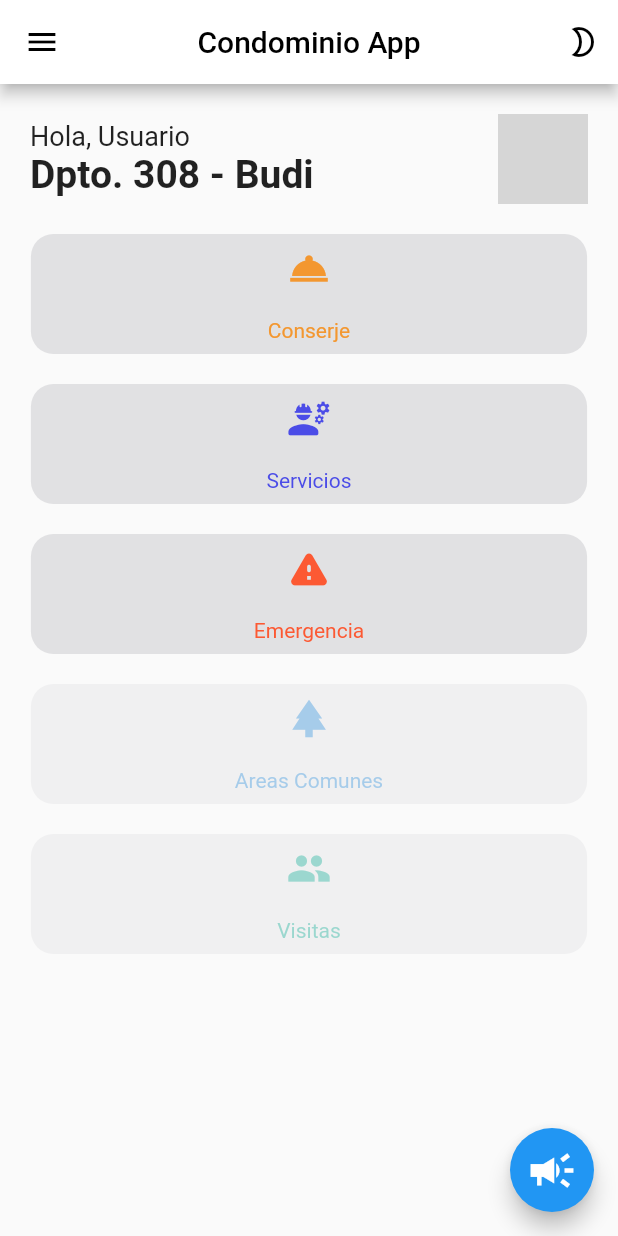
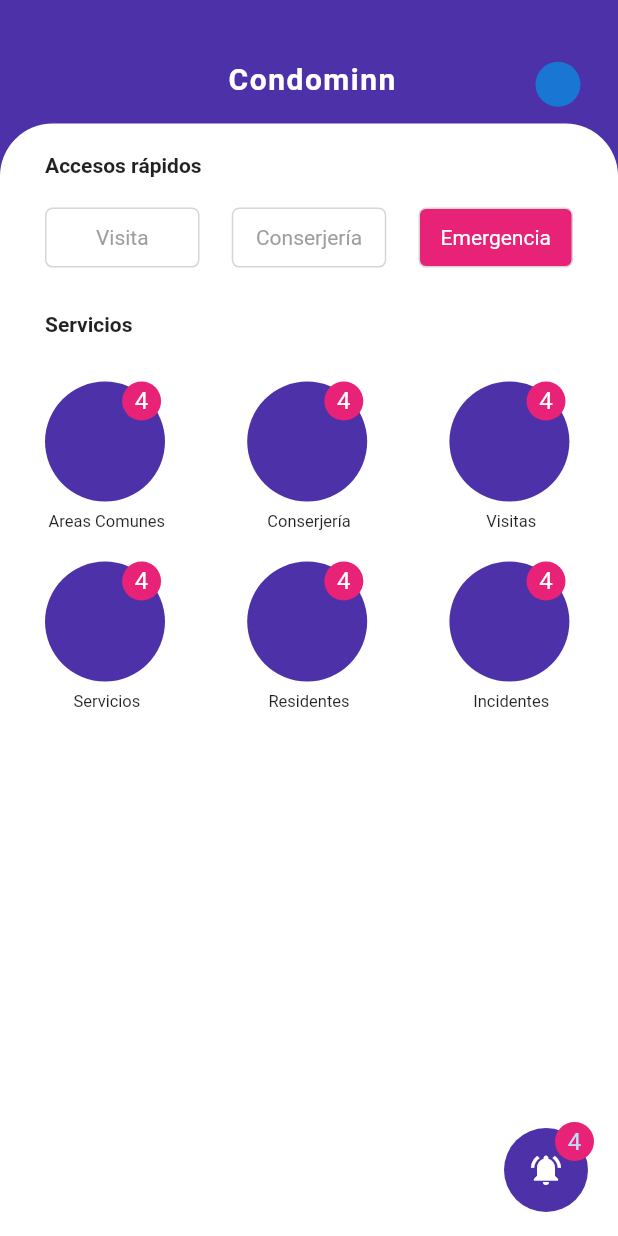
Before and after one commit to luisfevq/Condominio_app, a Flutter app: the screen it shows after launch, on a phone screen of 412 x 824 dp. Run offline on Flutter 3.47's test engine with Material 2 defaults, Android fonts, the phone set to English and light mode, and no system bars; our stand-ins replace get, get_storage; grey boxes are pictures that could not be loaded.

Commit message:
:art: new design

```diff
--- a/lib/main.dart
+++ b/lib/main.dart
@@ -1,6 +1,6 @@
 import 'package:condominio_app/core/theme/theme.dart';
 import 'package:condominio_app/data/services/theme_service.dart';
-import 'package:condominio_app/modules/home/home_screen.dart';
+import 'package:condominio_app/modules/new/home.dart';
 import 'package:flutter/material.dart';
 import 'package:get/get.dart';
 import 'package:get_storage/get_storage.dart';
@@ -18,7 +18,7 @@ class MyApp extends StatelessWidget {
       theme: Themes.light,
       darkTheme: Themes.dark,
       themeMode: ThemeService().theme,
-      home: HomeScreen(),
+      home: NewHome(),
     );
   }
 }
--- /dev/null
+++ b/lib/modules/new/home.dart
@@ -0,0 +1,312 @@
+import 'package:flutter/material.dart';
+import 'package:get/get.dart';
+
+const colorMorado = Color(0xFF4D31A8);
+const colorRojo = Color(0xFFE72277);
+
+class NewHome extends StatelessWidget {
+  @override
+  Widget build(BuildContext context) {
+    return Scaffold(
+      body: Stack(
+        children: [
+          AppBarNew(),
+          ContentNew(),
+        ],
+      ),
+      floatingActionButton: Container(
+        width: 60,
+        height: 60,
+        child: Stack(
+          children: [
+            Positioned(
+              bottom: 0,
+              child: CircleAvatar(
+                radius: 28,
+                backgroundColor: colorMorado,
+                child: Icon(
+                  Icons.notifications_active,
+                  color: Colors.white,
+                ),
+              ),
+            ),
+            Positioned(
+              top: 0,
+              right: 0,
+              child: CircleAvatar(
+                radius: 13,
+                backgroundColor: colorRojo,
+                child: Center(
+                  child: Text("4"),
+                ),
+              ),
+            )
+          ],
+        ),
+      ),
+    );
+  }
+}
+
+class AppBarNew extends StatelessWidget {
+  @override
+  Widget build(BuildContext context) {
+    return Positioned.fill(
+      child: Container(
+        height: Get.height,
+        color: colorMorado,
+        padding: EdgeInsets.only(
+          top: Get.height * .05,
+        ),
+        child: Row(
+          mainAxisAlignment: MainAxisAlignment.center,
+          crossAxisAlignment: CrossAxisAlignment.start,
+          children: [
+            Expanded(
+              child: Container(
+                padding: EdgeInsets.only(left: 65),
+                child: Text(
+                  "Condominn",
+                  textAlign: TextAlign.center,
+                  style: TextStyle(
+                    color: Colors.white,
+                    fontSize: 20,
+                    fontWeight: FontWeight.bold,
+                    letterSpacing: 1,
+                  ),
+                ),
+              ),
+            ),
+            Container(
+              width: 60,
+              padding: EdgeInsets.only(right: 20.0),
+              child: CircleAvatar(
+                radius: 15,
+              ),
+            )
+          ],
+        ),
+      ),
+    );
+  }
+}
+
+class ContentNew extends StatelessWidget {
+  @override
+  Widget build(BuildContext context) {
+    return Positioned(
+      top: Get.height * .1,
+      width: Get.width,
+      child: Container(
+        height: Get.height,
+        padding: const EdgeInsets.symmetric(
+          vertical: 20,
+          horizontal: 30,
+        ),
+        decoration: BoxDecoration(
+          color: Colors.white,
+          borderRadius: BorderRadius.vertical(
+            top: Radius.circular(35),
+          ),
+        ),
+        child: SingleChildScrollView(
+          child: Column(
+            crossAxisAlignment: CrossAxisAlignment.start,
+            children: [
+              Text(
+                "Accesos rápidos",
+                style: TextStyle(
+                  fontWeight: FontWeight.w600,
+                ),
+              ),
+              CardFastAccess(),
+              Text(
+                "Servicios",
+                style: TextStyle(
+                  fontWeight: FontWeight.w600,
+                ),
+              ),
+              CircleServiceComponent(),
+            ],
+          ),
+        ),
+      ),
+    );
+  }
+}
+
+class CardFastAccess extends StatelessWidget {
+  @override
+  Widget build(BuildContext context) {
+    return Container(
+      margin: const EdgeInsets.only(
+        top: 20,
+        bottom: 30,
+      ),
+      child: Row(
+        mainAxisAlignment: MainAxisAlignment.spaceBetween,
+        children: [
+          Container(
+            width: Get.width * .25,
+            height: 40,
+            decoration: BoxDecoration(
+              border: Border.all(
+                width: 1,
+                color: Colors.grey[350],
+              ),
+              borderRadius: BorderRadius.circular(5),
+            ),
+            child: Center(
+              child: Text(
+                "Visita",
+                style: TextStyle(
+                  color: Colors.grey,
+                  fontSize: 14,
+                  fontWeight: FontWeight.w400,
+                ),
+              ),
+            ),
+          ),
+          Container(
+            width: Get.width * .25,
+            height: 40,
+            decoration: BoxDecoration(
+              border: Border.all(
+                width: 1,
+                color: Colors.grey[350],
+              ),
+              borderRadius: BorderRadius.circular(5),
+            ),
+            child: Center(
+              child: Text(
+                "Conserjería",
+                style: TextStyle(
+                  color: Colors.grey,
+                  fontSize: 14,
+                  fontWeight: FontWeight.w400,
+                ),
+              ),
+            ),
+          ),
+          Container(
+            width: Get.width * .25,
+            height: 40,
+            decoration: BoxDecoration(
+              color: colorRojo,
+              border: Border.all(
+                width: 1,
+                color: Colors.grey[350],
+              ),
+              borderRadius: BorderRadius.circular(5),
+            ),
+            child: Center(
+              child: Text(
+                "Emergencia",
+                style: TextStyle(
+                  color: Colors.white,
+                  fontSize: 14,
+                  fontWeight: FontWeight.w400,
+                ),
+              ),
+            ),
+          ),
+        ],
+      ),
+    );
+  }
+}
+
+class CircleServiceComponent extends StatelessWidget {
+  @override
+  Widget build(BuildContext context) {
+    return Container(
+      width: double.infinity,
+      margin: const EdgeInsets.only(top: 20),
+      child: Column(
+        crossAxisAlignment: CrossAxisAlignment.stretch,
+        children: [
+          // Items
+          Row(
+            mainAxisAlignment: MainAxisAlignment.spaceBetween,
+            children: [
+              CircleItem(
+                title: "Areas Comunes",
+              ),
+              CircleItem(
+                title: "Conserjería",
+              ),
+              CircleItem(
+                title: "Visitas",
+              ),
+            ],
+          ),
+          Row(
+            mainAxisAlignment: MainAxisAlignment.spaceBetween,
+            children: [
+              CircleItem(
+                title: "Servicios",
+              ),
+              CircleItem(
+                title: "Residentes",
+              ),
+              CircleItem(
+                title: "Incidentes",
+              ),
+            ],
+          ),
+          // Items
+        ],
+      ),
+    );
+  }
+}
+
+class CircleItem extends StatelessWidget {
+  const CircleItem({Key key, this.title}) : super(key: key);
+  final String title;
+
+  @override
+  Widget build(BuildContext context) {
+    return Container(
+      height: 100,
+      width: Get.width * .2,
+      margin: const EdgeInsets.symmetric(vertical: 10),
+      child: Stack(
+        children: [
+          CircleAvatar(
+            backgroundColor: colorMorado,
+            radius: 40,
+          ),
+          Positioned(
+            bottom: 0,
+            left: 0,
+            right: 0,
+            child: Text(
+              title,
+              textAlign: TextAlign.center,
+              style: TextStyle(
+                fontSize: 11,
+              ),
+            ),
+          ),
+          Positioned(
+            top: 0,
+            right: 5,
+            child: CircleAvatar(
+              backgroundColor: colorRojo,
+              radius: 13,
+              child: Center(
+                child: Text(
+                  "4",
+                  style: TextStyle(
+                    color: Colors.white,
+                  ),
+                ),
+              ),
+            ),
+          ),
+        ],
+      ),
+    );
+  }
+}
```
Also changed, not shown: lib/modules/new/calendar.dart (added), lib/modules/new/login.dart (added), lib/modules/new/profile.dart (added).
